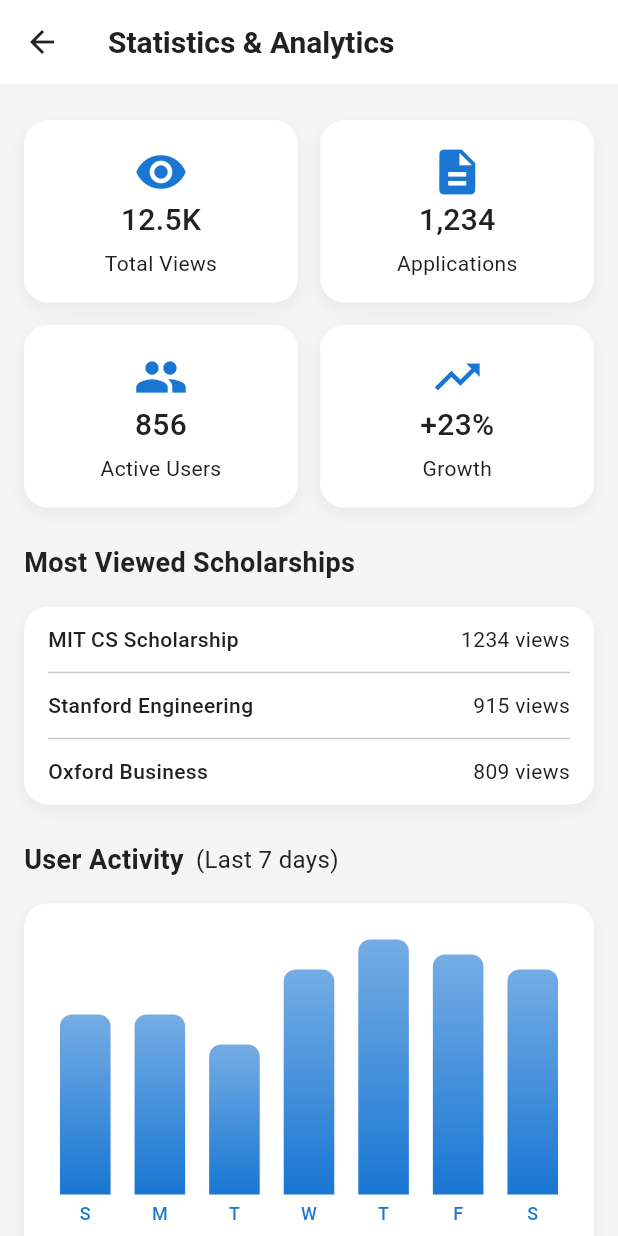
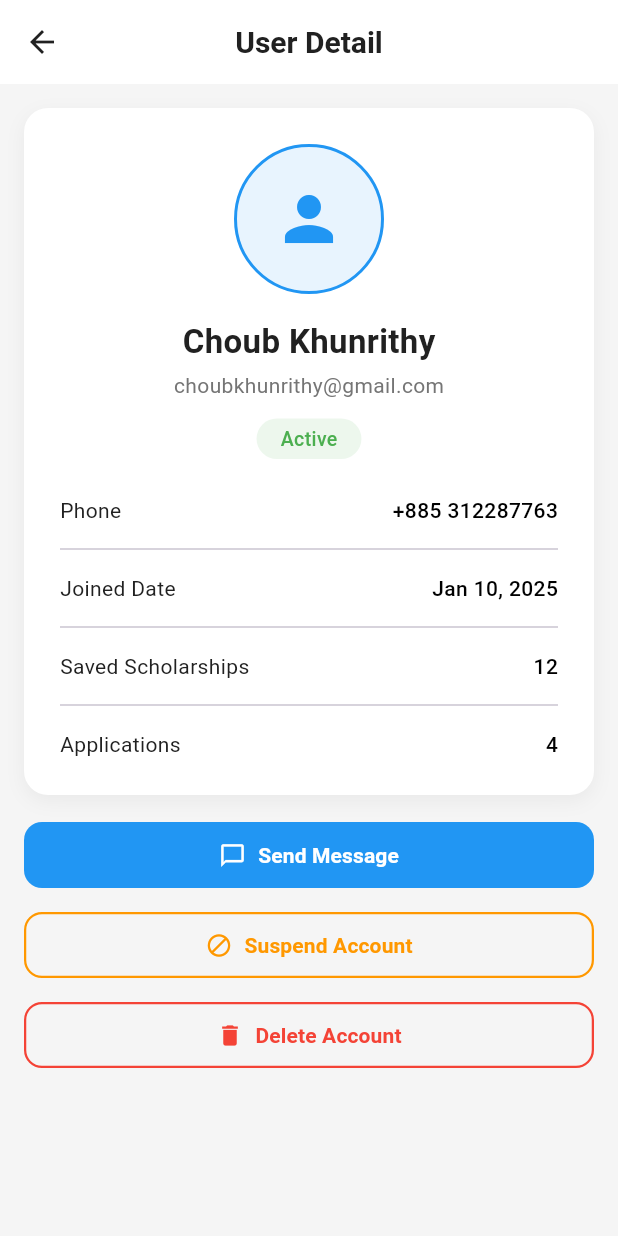
Before and after one commit to ChoubKhunrithy/scholarship_app, a Flutter app: the screen it shows after launch, on a phone screen of 412 x 824 dp. Run offline on Flutter 3.47's test engine with Material 3 defaults, Android fonts, the phone set to English and light mode, and no system bars; our stand-ins replace dropdown_button2, image_picker.

Commit message:
admin screens edited

```diff
--- a/lib/main.dart
+++ b/lib/main.dart
@@ -1,6 +1,6 @@
 import 'package:flutter/material.dart';
 import 'package:flutter_localizations/flutter_localizations.dart';
-import 'package:scholarship_app/screens/admin/statistic_analytics_screen.dart';
+import 'package:scholarship_app/screens/admin/user_details_screen.dart';
 
 void main() {
   runApp(const ScholarshipApp());
@@ -38,6 +38,6 @@ class ScholarshipApp extends StatelessWidget {
             child: child!,
           );
         },
-        home: StatisticAnalyticsScreen());
+        home: UserDetailScreen());
   }
 }
--- a/lib/screens/admin/admin_dashboard_screen.dart
+++ b/lib/screens/admin/admin_dashboard_screen.dart
@@ -8,6 +8,7 @@ class AdminDashboardScreen extends StatelessWidget {
   Widget build(BuildContext context) {
     return Scaffold(
       appBar: AppBar(
+        centerTitle: true,
         toolbarHeight: 0,
         backgroundColor: AppColors.primary,
         elevation: 0,
--- a/lib/screens/admin/manage_scholarships_screen.dart
+++ b/lib/screens/admin/manage_scholarships_screen.dart
@@ -23,6 +23,7 @@ class _ManageScholarshipsScreenState extends State<ManageScholarshipsScreen> {
     return Scaffold(
       backgroundColor: AppColors.lightGrey,
       appBar: AppBar(
+        centerTitle: true,
         actionsPadding: const EdgeInsets.only(right: 8),
         backgroundColor: AppColors.white,
         elevation: 0,
--- a/lib/screens/admin/manage_users_screen.dart
+++ b/lib/screens/admin/manage_users_screen.dart
@@ -22,6 +22,7 @@ class _ManageUsersScreenState extends State<ManageUsersScreen> {
     return Scaffold(
       backgroundColor: AppColors.lightGrey,
       appBar: AppBar(
+        centerTitle: true,
         actionsPadding: const EdgeInsets.only(right: 8),
         backgroundColor: AppColors.white,
         scrolledUnderElevation: 0, //use for scrolled under effect
--- a/lib/screens/admin/statistic_analytics_screen.dart
+++ b/lib/screens/admin/statistic_analytics_screen.dart
@@ -15,6 +15,7 @@ class _StatisticAnalyticsScreenState extends State<StatisticAnalyticsScreen> {
     return Scaffold(
         backgroundColor: AppColors.lightGrey,
         appBar: AppBar(
+        centerTitle: true,
           backgroundColor: AppColors.white,
           elevation: 0,
           leading: IconButton(
--- a/lib/screens/admin/user_details_screen.dart
+++ b/lib/screens/admin/user_details_screen.dart
@@ -1,195 +1,318 @@
+import 'package:scholarship_app/constants/app_colors.dart';
 import 'package:flutter/material.dart';
-import 'package:scholarship_app/constants/app_colors.dart';
 
-class UserDetailsScreen extends StatefulWidget {
-  const UserDetailsScreen({super.key});
+class UserDetailScreen extends StatelessWidget {
+  const UserDetailScreen({super.key});
 
-  @override
-  State<UserDetailsScreen> createState() => _UserDetailsScreenState();
-}
-
-class _UserDetailsScreenState extends State<UserDetailsScreen> {
   @override
   Widget build(BuildContext context) {
     return Scaffold(
+      backgroundColor: AppColors.lightGrey,
       appBar: AppBar(
+        centerTitle: true,
+        backgroundColor: AppColors.white,
+        elevation: 0,
         leading: IconButton(
-          icon: const Icon(Icons.arrow_back_ios_new),
-          onPressed: () => Navigator.of(context).pop(),
+          icon: const Icon(Icons.arrow_back, color: AppColors.textDark),
+          onPressed: () => Navigator.pop(context),
         ),
-        title: Text(
-          'User Details',
-          style: TextStyle(fontSize: 20, color: AppColors.textDark),
+        title: const Text(
+          'User Detail',
+          style: TextStyle(
+            color: AppColors.textDark,
+            fontSize: 20,
+            fontWeight: FontWeight.bold,
+          ),
         ),
       ),
       body: SingleChildScrollView(
-        padding: const EdgeInsets.symmetric(horizontal: 20, vertical: 10),
+        child: Padding(
+          padding: const EdgeInsets.all(16),
           child: Column(
             children: [
               // User Info Card
               Container(
                 padding: const EdgeInsets.all(24),
                 decoration: BoxDecoration(
-                color: Colors.white,
-                borderRadius: BorderRadius.circular(24),
+                  color: AppColors.white,
+                  borderRadius: BorderRadius.circular(16),
                   boxShadow: [
                     BoxShadow(
                       color: Colors.black.withOpacity(0.05),
-                    blurRadius: 20,
-                    offset: const Offset(0, 10),
+                      blurRadius: 10,
+                      offset: const Offset(0, 4),
                     ),
                   ],
                 ),
                 child: Column(
                   children: [
-                  // Profile Header
-                  Row(
-                    children: [
-                      const CircleAvatar(
-                        radius: 40,
-                        backgroundImage: NetworkImage(
-                            'https://media.gettyimages.com/id/1437816897/photo/business-woman-manager-or-human-resources-portrait-for-career-success-company-we-are-hiring.jpg?s=612x612&w=gi&k=20&c=LsB3LmCoN69U82LEYU78IC2tNwOMjy7LJlmEj30UOSs='), // Replace with actual image
+                    // Profile Picture
+                    Container(
+                      width: 100,
+                      height: 100,
+                      decoration: BoxDecoration(
+                        color: AppColors.primary.withOpacity(0.1),
+                        borderRadius: BorderRadius.circular(50),
+                        border: Border.all(
+                          color: AppColors.primary,
+                          width: 2,
                         ),
-                      const SizedBox(width: 16),
-                      Column(
-                        crossAxisAlignment: CrossAxisAlignment.start,
-                        children: [
+                      ),
+                      child: const Icon(
+                        Icons.person,
+                        size: 48,
+                        color: AppColors.primary,
+                      ),
+                    ),
+                    const SizedBox(height: 16),
+                    // Name
                     const Text(
                       'Choub Khunrithy',
                       style: TextStyle(
-                                fontSize: 20, fontWeight: FontWeight.bold),
+                        fontSize: 22,
+                        fontWeight: FontWeight.bold,
+                        color: AppColors.textDark,
+                      ),
                     ),
                     const SizedBox(height: 4),
+                    // Email
                     const Text(
                       'choubkhunrithy@gmail.com',
-                            style: TextStyle(color: Colors.grey, fontSize: 14),
+                      style: TextStyle(
+                        fontSize: 14,
+                        color: AppColors.textLight,
                       ),
-                          const SizedBox(height: 8),
+                    ),
+                    const SizedBox(height: 12),
+                    // Status Badge
                     Container(
                       padding: const EdgeInsets.symmetric(
-                                horizontal: 12, vertical: 4),
+                        horizontal: 16,
+                        vertical: 4,
+                      ),
                       decoration: BoxDecoration(
-                              color: const Color(0xFFE8F5E9),
+                        color: AppColors.green.withOpacity(0.1),
                         borderRadius: BorderRadius.circular(20),
                       ),
                       child: const Text(
                         'Active',
                         style: TextStyle(
-                                  color: Colors.green,
-                                  fontSize: 12,
-                                  fontWeight: FontWeight.w600),
+                          fontSize: 13,
+                          fontWeight: FontWeight.w500,
+                          color: AppColors.green,
+                        ),
+                      ),
+                    ),
+                    const SizedBox(height: 24),
+                    // Info Rows
+                    _buildInfoRow('Phone', '+885 312287763'),
+                    const Divider(height: 32),
+                    _buildInfoRow('Joined Date', 'Jan 10, 2025'),
+                    const Divider(height: 32),
+                    _buildInfoRow('Saved Scholarships', '12'),
+                    const Divider(height: 32),
+                    _buildInfoRow('Applications', '4'),
+                  ],
+                ),
+              ),
+
+              const SizedBox(height: 16),
+
+              SizedBox(
+                width: double.infinity,
+                child: ElevatedButton.icon(
+                  onPressed: () {
+                    // Send message action
+                  },
+                  icon: const Icon(Icons.chat_bubble_outline),
+                  label: const Text(
+                    'Send Message',
+                    style: TextStyle(
+                      fontSize: 14,
+                      fontWeight: FontWeight.w600,
+                    ),
+                  ),
+                  style: ElevatedButton.styleFrom(
+                    backgroundColor: AppColors.primary,
+                    foregroundColor: AppColors.white,
+                    padding: const EdgeInsets.symmetric(vertical: 12),
+                    shape: RoundedRectangleBorder(
+                      borderRadius: BorderRadius.circular(12),
+                    ),
+                    elevation: 0,
+                  ),
+                ),
+              ),
+
+              const SizedBox(height: 12),
+
+              // Suspend Account Button
+              SizedBox(
+                width: double.infinity,
+                child: OutlinedButton.icon(
+                  onPressed: () {
+                    _showSuspendDialog(context);
+                  },
+                  icon: const Icon(Icons.block),
+                  label: const Text(
+                    'Suspend Account',
+                    style: TextStyle(
+                      fontSize: 14,
+                      fontWeight: FontWeight.w600,
+                    ),
+                  ),
+                  style: OutlinedButton.styleFrom(
+                    foregroundColor: const Color(0xFFFF9800),
+                    side: const BorderSide(
+                      color: Color(0xFFFF9800),
+                      width: 1.5,
+                    ),
+                    padding: const EdgeInsets.symmetric(vertical: 12),
+                    shape: RoundedRectangleBorder(
+                      borderRadius: BorderRadius.circular(12),
+                    ),
+                  ),
+                ),
+              ),
+
+              const SizedBox(height: 12),
+
+              // Delete Account Button
+              SizedBox(
+                width: double.infinity,
+                child: OutlinedButton.icon(
+                  onPressed: () {
+                    _showDeleteDialog(context);
+                  },
+                  icon: const Icon(Icons.delete),
+                  label: const Text(
+                    'Delete Account',
+                    style: TextStyle(
+                      fontSize: 14,
+                      fontWeight: FontWeight.w600,
+                    ),
+                  ),
+                  style: OutlinedButton.styleFrom(
+                    foregroundColor: AppColors.red,
+                    side: const BorderSide(
+                      color: AppColors.red,
+                      width: 1.5,
+                    ),
+                    padding: const EdgeInsets.symmetric(vertical: 12),
+                    shape: RoundedRectangleBorder(
+                      borderRadius: BorderRadius.circular(12),
+                    ),
+                  ),
                 ),
               ),
             ],
           ),
-                    ],
-                  ),
-                  const SizedBox(height: 32),
-                  // Info List
-                  const _DetailRow(label: 'Phone', value: '+885 312287763'),
-                  const _DetailRow(label: 'Joined Date', value: 'Jan 10, 2025'),
-                  const _DetailRow(label: 'Saved Scholarships', value: '12'),
-                  const _DetailRow(
-                      label: 'Applications', value: '4', isLast: true),
-                ],
-              ),
-            ),
-            const SizedBox(height: 32),
-            // Action Buttons
-            _ActionButton(
-              icon: Icons.chat_bubble_outline,
-              label: 'Send Message',
-              color: AppColors.primary,
-              textColor: Colors.white,
-              onTap: () {},
-            ),
-            const SizedBox(height: 12),
-            _ActionButton(
-              icon: Icons.not_interested_rounded,
-              label: 'Suspend Account',
-              color: const Color(0xFFFFF5E9),
-              textColor: Colors.orange,
-              onTap: () {},
-            ),
-            const SizedBox(height: 12),
-            _ActionButton(
-              icon: Icons.delete_outline_rounded,
-              label: 'Delete Account',
-              color: const Color(0xFFFFF0F0),
-              textColor: Colors.red,
-              onTap: () {},
-            ),
-          ],
         ),
       ),
     );
   }
+
+  Widget _buildInfoRow(String label, String value) {
+    return Row(
+      mainAxisAlignment: MainAxisAlignment.spaceBetween,
+      children: [
+        Text(
+          label,
+          style: const TextStyle(
+            fontSize: 14,
+            color: AppColors.textDark,
+          ),
+        ),
+        Text(
+          value,
+          style: const TextStyle(
+            fontSize: 14,
+            fontWeight: FontWeight.w500,
+            color: AppColors.black,
+          ),
+        ),
+      ],
+    );
   }
 
-class _DetailRow extends StatelessWidget {
-  final String label;
-  final String value;
-  final bool isLast;
+  void _showSuspendDialog(BuildContext context) {
+    showDialog(
+      context: context,
+      builder: (context) => AlertDialog(
+        title: const Text('Suspend Account'),
+        content: const Text(
+          'Are you sure you want to suspend this account? The user will not be able to access their account until it is reactivated.',
+        ),
+        shape: RoundedRectangleBorder(
+          borderRadius: BorderRadius.circular(12),
+        ),
+        actions: [
+          TextButton(
+            onPressed: () => Navigator.pop(context),
+            child: const Text('Cancel'),
+          ),
+          ElevatedButton(
+            onPressed: () {
+              Navigator.pop(context);
+              ScaffoldMessenger.of(context).showSnackBar(
+                const SnackBar(
+                  content: Text('Account suspended successfully'),
+                  backgroundColor: Color(0xFFFF9800),
+                ),
+              );
+            },
+            style: ElevatedButton.styleFrom(
+              backgroundColor: const Color(0xFFFF9800),
+              foregroundColor: AppColors.white,
+              shape: RoundedRectangleBorder(
+                borderRadius: BorderRadius.circular(8),
+              ),
+            ),
+            child: const Text('Suspend'),
+          ),
+        ],
+      ),
+    );
+  }
 
-  const _DetailRow({
-    required this.label,
-    required this.value,
-    this.isLast = false,
-  });
-
-  @override
-  Widget build(BuildContext context) {
-    return Padding(
-      padding: EdgeInsets.only(bottom: isLast ? 0 : 24),
-      child: Row(
-        mainAxisAlignment: MainAxisAlignment.spaceBetween,
-        children: [
-          Text(label,
-              style: const TextStyle(color: Colors.blueGrey, fontSize: 16)),
-          Text(value,
-              style:
-                  const TextStyle(fontWeight: FontWeight.bold, fontSize: 16)),
+  void _showDeleteDialog(BuildContext context) {
+    showDialog(
+      context: context,
+      builder: (context) => AlertDialog(
+        title: const Text('Delete Account'),
+        content: const Text(
+          'Are you sure you want to permanently delete this account? This action cannot be undone and all user data will be lost.',
+        ),
+        shape: RoundedRectangleBorder(
+          borderRadius: BorderRadius.circular(12),
+        ),
+        actions: [
+          TextButton(
+            onPressed: () => Navigator.pop(context),
+            child: const Text('Cancel'),
+          ),
+          ElevatedButton(
+            onPressed: () {
+              Navigator.pop(context);
+              Navigator.pop(context); // Go back to previous screen
+              ScaffoldMessenger.of(context).showSnackBar(
+                const SnackBar(
+                  content: Text('Account deleted successfully'),
+                  backgroundColor: AppColors.red,
+                ),
+              );
+            },
+            style: ElevatedButton.styleFrom(
+              backgroundColor: AppColors.red,
+              foregroundColor: AppColors.white,
+              shape: RoundedRectangleBorder(
+                borderRadius: BorderRadius.circular(8),
+              ),
+            ),
+            child: const Text('Delete'),
+          ),
         ],
       ),
     );
   }
 }
-
-class _ActionButton extends StatelessWidget {
-  final IconData icon;
-  final String label;
-  final Color color;
-  final Color textColor;
-  final VoidCallback onTap;
-
-  const _ActionButton({
-    required this.icon,
-    required this.label,
-    required this.color,
-    required this.textColor,
-    required this.onTap,
-  });
-
-  @override
-  Widget build(BuildContext context) {
-    return SizedBox(
-      width: double.infinity,
-      height: 56,
-      child: ElevatedButton.icon(
-        onPressed: onTap,
-        icon: Icon(icon, color: textColor),
-        label: Text(
-          label,
-          style: TextStyle(
-              color: textColor, fontWeight: FontWeight.w600, fontSize: 16),
-        ),
-        style: ElevatedButton.styleFrom(
-          backgroundColor: color,
-          elevation: 0,
-          shape:
-              RoundedRectangleBorder(borderRadius: BorderRadius.circular(12)),
-        ),
-      ),
-    );
-  }
-}
```
Also changed, not shown: 1 other file. Lines whose indentation alone changed are shown as unchanged.
